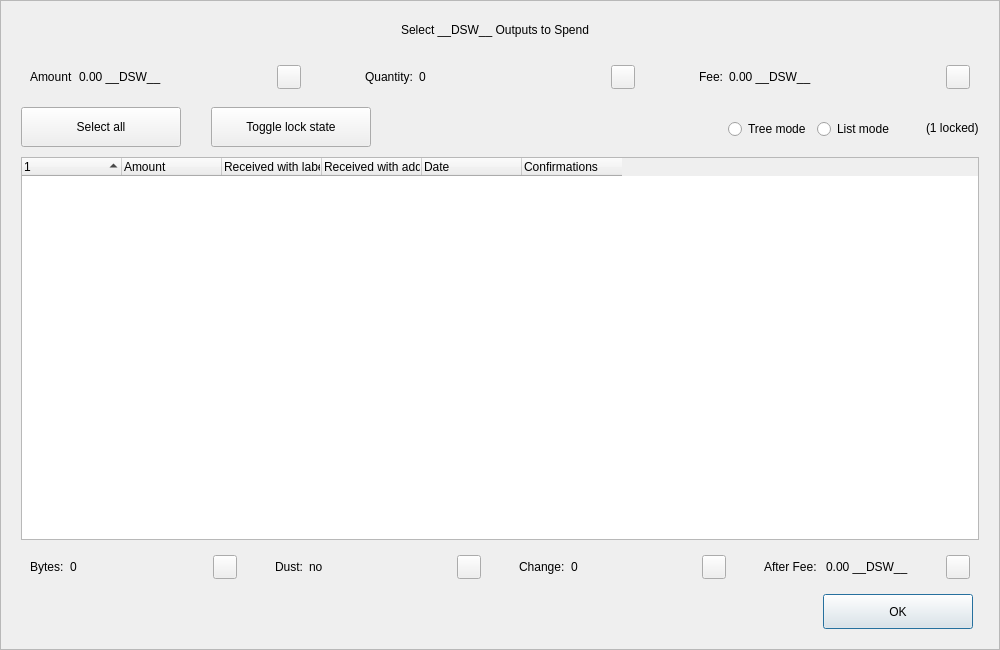
Above: src/qt/forms/coincontroldialog.ui from decenomy/DSW before the change. Below: the same form after it.
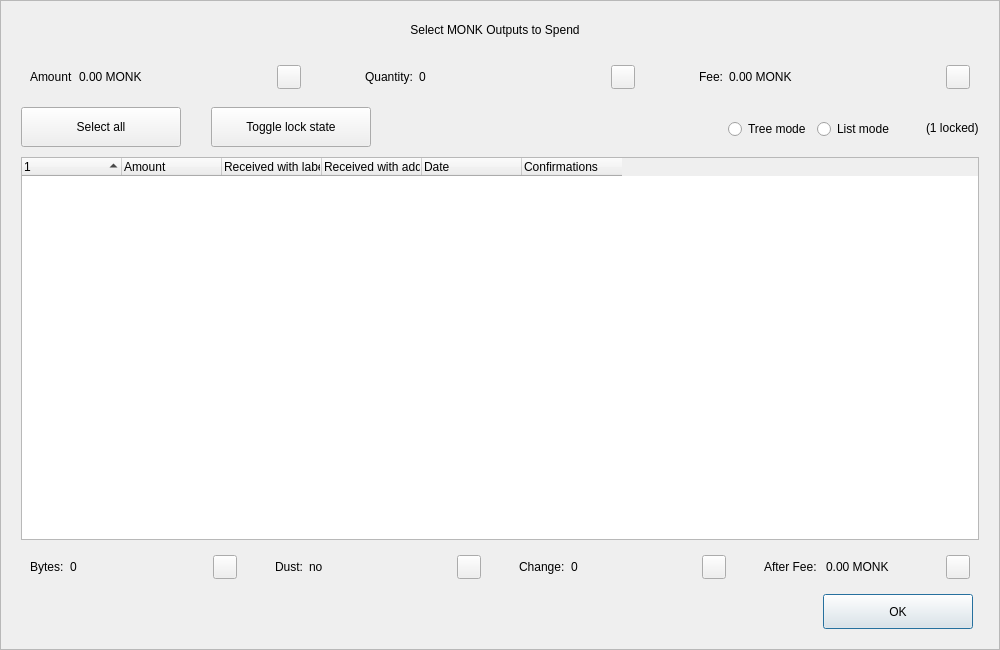
That is the form after the change. Custom widgets are drawn as their Qt base class.

Commit message: Replace standard coin unit __DSW__ by MONK

```diff
--- a/src/qt/forms/coincontroldialog.ui
+++ b/src/qt/forms/coincontroldialog.ui
@@ -98,7 +98,7 @@
            </size>
           </property>
           <property name="text">
-           <string>Select __DSW__ Outputs to Spend</string>
+           <string>Select MONK Outputs to Spend</string>
           </property>
           <property name="alignment">
            <set>Qt::AlignCenter</set>
@@ -144,7 +144,7 @@
            <item>
             <widget class="QLabel" name="labelCoinControlAmount">
              <property name="text">
-              <string>0.00 __DSW__</string>
+              <string>0.00 MONK</string>
              </property>
             </widget>
            </item>
@@ -268,7 +268,7 @@
            <item>
             <widget class="QLabel" name="labelCoinControlFee">
              <property name="text">
-              <string>0.00 __DSW__</string>
+              <string>0.00 MONK</string>
              </property>
             </widget>
            </item>
@@ -729,7 +729,7 @@
            <item>
             <widget class="QLabel" name="labelCoinControlAfterFee">
              <property name="text">
-              <string>0.00 __DSW__</string>
+              <string>0.00 MONK</string>
              </property>
             </widget>
            </item>
```
The commit also changes 9 other files.
